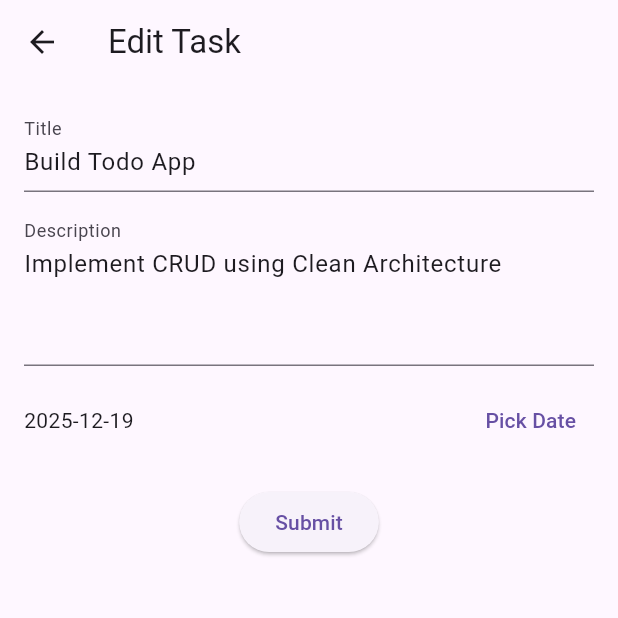
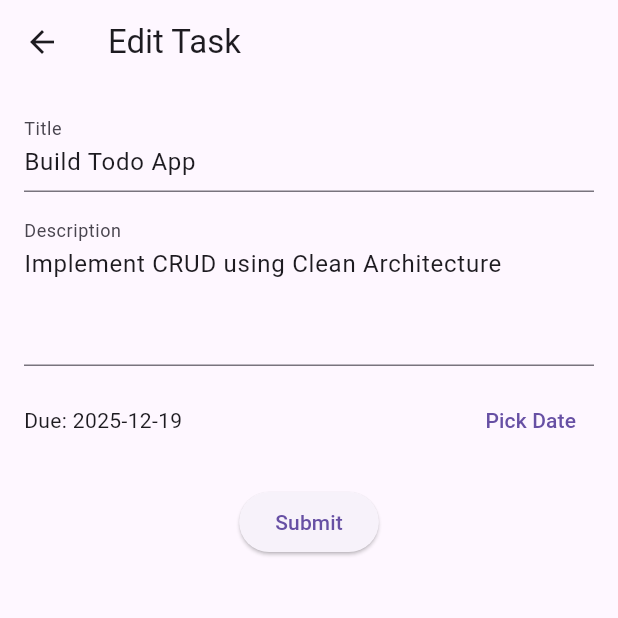
Before and after one commit to IMANARIYO/TaskFlow, a Flutter app: the screen it shows after launch, after a tap on the "delete" icon, after a tap on "Build Todo App", on a phone screen of 412 x 824 dp, the top half of it. Run offline on Flutter 3.47's test engine with Material 3 defaults, Android fonts, the phone set to English and light mode, and no system bars; our stand-ins replace shared_preferences.

Commit message:
fix(ui): TaskTile color bug and show date-only dueDate in TaskForm/TaskTile

```diff
--- a/lib/features/todo/presentation/widgets/task_form.dart
+++ b/lib/features/todo/presentation/widgets/task_form.dart
@@ -91,7 +91,7 @@ class _TaskFormState extends State<TaskForm> {
               Expanded(
                 child: Text(_dueDate == null
                     ? 'Select Due Date'
-                    : 'Due: ${_dueDate!.toLocal()}'.split(' ')[1]),
+                    : 'Due: ${_dueDate!.toLocal().toString().split(' ')[0]}'),
               ),
               TextButton(
                 onPressed: _pickDueDate,
--- a/lib/features/todo/presentation/widgets/task_tile.dart
+++ b/lib/features/todo/presentation/widgets/task_tile.dart
@@ -43,16 +43,23 @@ class TaskTile extends StatelessWidget {
       margin: const EdgeInsets.symmetric(vertical: 6, horizontal: 12),
       child: ListTile(
         onTap: onTap,
-        title: Text(task.title,
-            style: const TextStyle(fontWeight: FontWeight.bold)),
+        leading: Icon(
+          Icons.task_alt,
+          color: _getStatusColor(task.status),
+        ),
+        title: Text(
+          task.title,
+          style: const TextStyle(fontWeight: FontWeight.bold),
+        ),
         subtitle: Column(
           crossAxisAlignment: CrossAxisAlignment.start,
           children: [
             const SizedBox(height: 4),
-            Text(task.description),
-            const SizedBox(height: 4),
-            Text("Due: ${task.dueDate.toLocal()}",
-                style: const TextStyle(fontSize: 12)),
+            Text('ID: ${task.id}'),
+            Text('Description: ${task.description}'),
+            Text(
+                'Created: ${task.createdAt.toLocal().toString().split('.')[0]}'),
+            Text('Due: ${task.dueDate.toLocal().toString().split(' ')[0]}'),
           ],
         ),
         trailing: Wrap(
@@ -62,7 +69,7 @@ class TaskTile extends StatelessWidget {
               onTap: onToggleStatus,
               child: Chip(
                 label: Text(_getStatusText(task.status)),
-                backgroundColor: _getStatusColor(task.status).withValues(alpha: 0.2),
+                backgroundColor: _getStatusColor(task.status).withOpacity(0.2),
                 labelStyle: TextStyle(color: _getStatusColor(task.status)),
               ),
             ),
```
